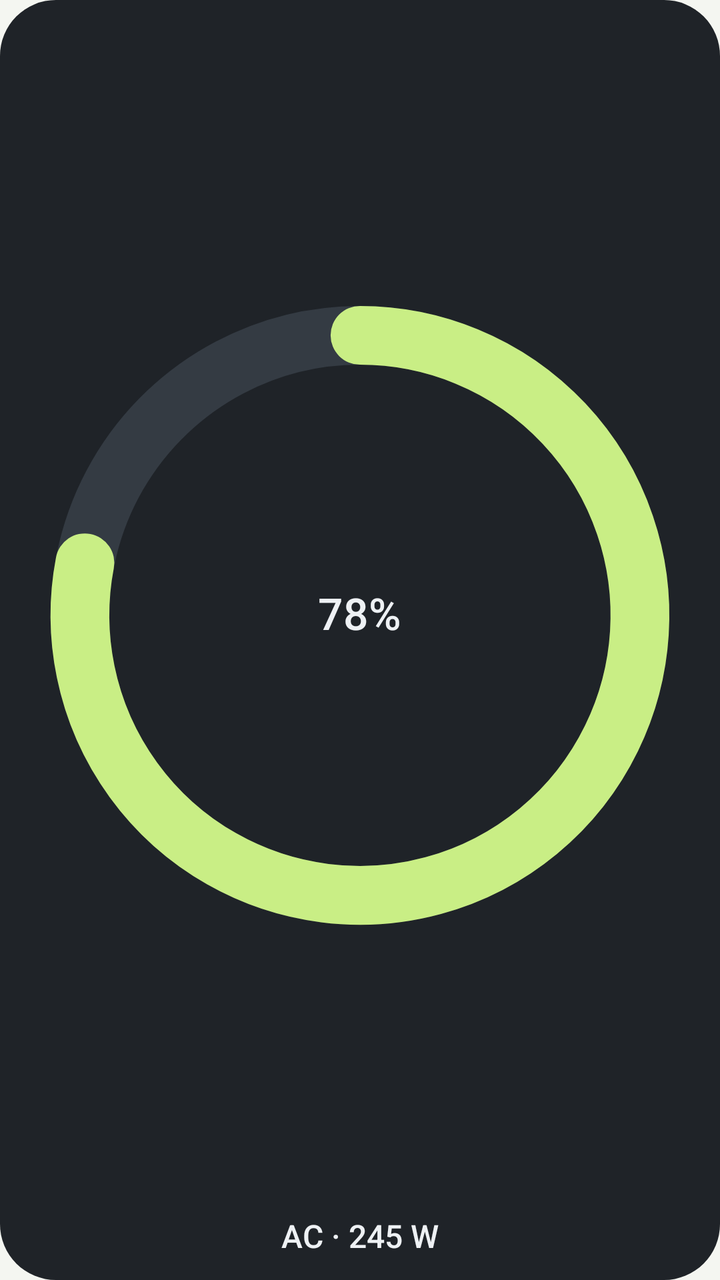
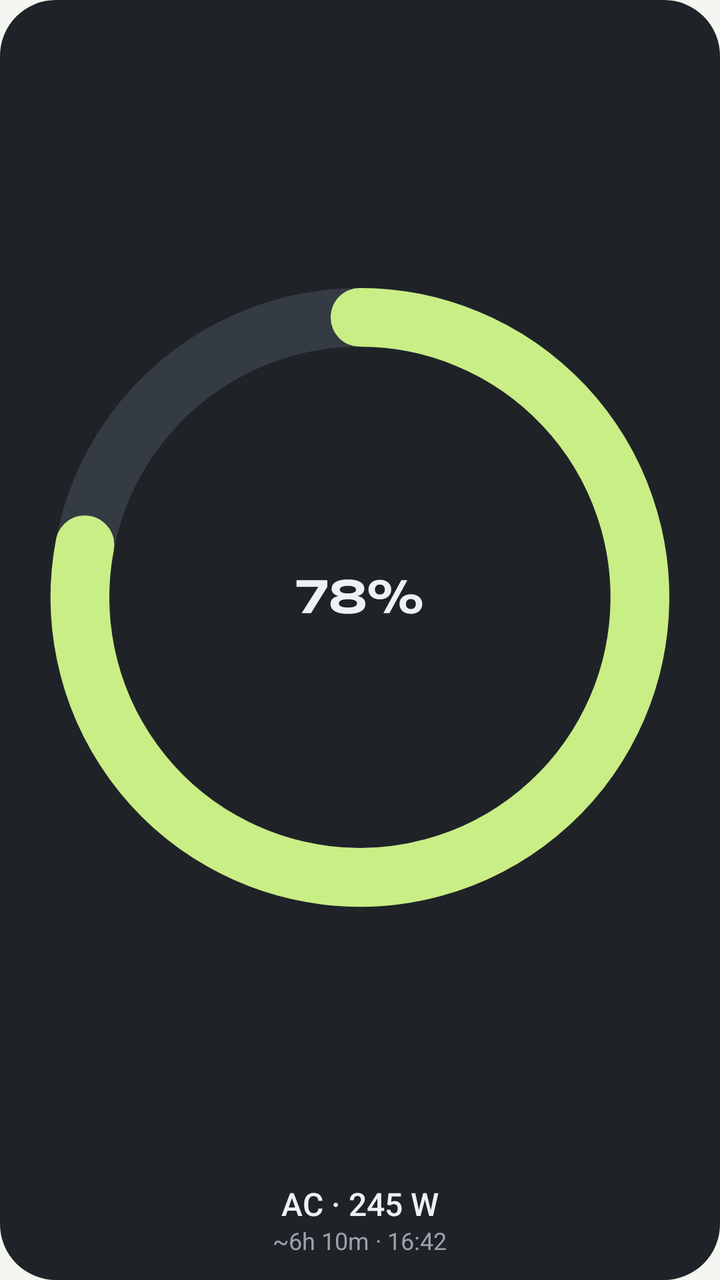

An Android layout rendered at two revisions. The XML below is the earlier revision; the diff shows what the commit changed to produce the second picture.
<!-- AndroidManifest.xml: application theme Theme.EcoWi -->
<!-- res/layout/widget_ring_preview.xml -->
<?xml version="1.0" encoding="utf-8"?>
<FrameLayout xmlns:android="http://schemas.android.com/apk/res/android"
    android:layout_width="match_parent"
    android:layout_height="match_parent">

    <ImageView
        android:layout_width="match_parent"
        android:layout_height="match_parent"
        android:importantForAccessibility="no"
        android:scaleType="fitXY"
        android:src="@drawable/w_bg_shape"
        android:tint="@color/ew_w_bg_dark" />

    <LinearLayout
        android:layout_width="match_parent"
        android:layout_height="match_parent"
        android:gravity="center_horizontal"
        android:orientation="vertical"
        android:padding="12dp">

        <FrameLayout
            android:layout_width="match_parent"
            android:layout_height="0dp"
            android:layout_weight="1">

            <ImageView
                android:layout_width="match_parent"
                android:layout_height="match_parent"
                android:importantForAccessibility="no"
                android:scaleType="fitCenter"
                android:src="@drawable/preview_ring" />

            <TextView
                style="@style/EW.Widget.Soc"
                android:layout_width="wrap_content"
                android:layout_height="wrap_content"
                android:layout_gravity="center"
                android:text="@string/preview_soc"
                android:textColor="@color/ew_w_text_dark" />
        </FrameLayout>

        <TextView
            style="@style/EW.Widget.LoadValue"
            android:layout_marginTop="6dp"
            android:text="@string/preview_load_ac"
            android:textColor="@color/ew_w_text_dark" />
    </LinearLayout>
</FrameLayout>
<!-- resources referenced by this layout -->
<resources>
  <color name="ew_w_bg_dark">@color/ew_wall_bottom</color>
  <color name="ew_w_text_dark">#FFEEF1F4</color>
  <!-- drawable w_bg_shape (drawable) -->
  <?xml version="1.0" encoding="utf-8"?>
  <shape xmlns:android="http://schemas.android.com/apk/res/android" android:shape="rectangle">
      <corners android:radius="@dimen/ew_widget_radius" />
      <solid android:color="#FFFFFFFF" />
  </shape>
  <string name="preview_load_ac">AC · 245 W</string>
  <string name="preview_soc" formatted="false">78%</string>
  <style name="EW.Widget.Soc" parent="">
          <item name="android:textColor">@color/ew_w_text_auto</item>
          <item name="android:textSize">22sp</item>
          <item name="android:fontFamily">sans-serif-medium</item>
          <item name="android:includeFontPadding">false</item>
          <item name="android:maxLines">1</item>
      </style>
  <style name="Theme.EcoWi" parent="android:Theme.Material.Light.NoActionBar">
          <item name="android:windowBackground">@color/ew_app_bg</item>
          <item name="android:statusBarColor">@android:color/transparent</item>
          <item name="android:navigationBarColor">@android:color/transparent</item>
      </style>
  <color name="ew_wall_bottom">#FF1F2328</color>
  <color name="ew_w_track_dark">#FF343B43</color>
  <color name="ew_batt_high_dark">@color/ew_neon_tube</color>
  <dimen name="ew_widget_radius">24dp</dimen>
  <color name="ew_w_text_auto">@color/ew_w_text_light</color>
  <color name="ew_app_bg">#FFF4F6F1</color>
  <color name="ew_neon_tube">#FFC9EE85</color>
  <color name="ew_w_text_light">#FF15181C</color>
  <!-- unchanged entries left out for length: 2 -->
</resources>

<!-- the commit's change to res/layout/widget_ring_preview.xml (unified diff, before → after) -->
@@ -14,7 +14,7 @@
     <LinearLayout
         android:layout_width="match_parent"
         android:layout_height="match_parent"
-        android:gravity="center_horizontal"
+        android:gravity="center"
         android:orientation="vertical"
         android:padding="12dp">
 
@@ -30,19 +30,29 @@
                 android:scaleType="fitCenter"
                 android:src="@drawable/preview_ring" />
 
-            <TextView
-                style="@style/EW.Widget.Soc"
+            <ImageView
                 android:layout_width="wrap_content"
                 android:layout_height="wrap_content"
                 android:layout_gravity="center"
-                android:text="@string/preview_soc"
-                android:textColor="@color/ew_w_text_dark" />
+                android:adjustViewBounds="true"
+                android:importantForAccessibility="no"
+                android:scaleType="fitCenter"
+                android:src="@drawable/preview_soc"
+                android:tint="@color/ew_w_text_dark" />
         </FrameLayout>
 
         <TextView
             style="@style/EW.Widget.LoadValue"
-            android:layout_marginTop="6dp"
+            android:layout_marginTop="8dp"
             android:text="@string/preview_load_ac"
             android:textColor="@color/ew_w_text_dark" />
+
+        <TextView
+            style="@style/EW.Widget.Caption"
+            android:layout_width="wrap_content"
+            android:layout_height="wrap_content"
+            android:layout_marginTop="2dp"
+            android:text="@string/preview_caption"
+            android:textColor="@color/ew_w_text2_dark" />
     </LinearLayout>
 </FrameLayout>
<!-- resource entries referenced after the edit -->
@@ -1,21 +1,29 @@
 <!-- resources referenced by this layout -->
 <resources>
   <color name="ew_w_bg_dark">@color/ew_wall_bottom</color>
+  <color name="ew_w_text2_dark">#FF9AA3AD</color>
   <color name="ew_w_text_dark">#FFEEF1F4</color>
+  <!-- drawable preview_soc (drawable) -->
+  <?xml version="1.0" encoding="utf-8"?>
+  <vector xmlns:android="http://schemas.android.com/apk/res/android"
+      android:width="63.71dp" android:height="27.28dp"
+      android:viewportWidth="2896" android:viewportHeight="1240">
+      <path android:fillColor="#FFFFFFFF" android:pathData="M128 995 542 343 541 396H12V245H713V396L341 995ZM1181 229Q1362 229 1458 285Q1554 341 1554 441Q1554 531 1469.5 577.5Q1385 624 1234 619V599Q1397 587 1488 635.5Q1579 684 1579 787Q1579 895 1477 953Q1375 1011 1181 1011Q989 1011 886.5 953Q784 895 784 787Q784 684 875 635.5Q966 587 1129 599V619Q978 624 893.5 577.5Q809 531 809 441Q809 341 905 285Q1001 229 1181 229ZM1181 866Q1282 866 1335 842Q1388 818 1388 772Q1388 725 1335 702.5Q1282 680 1181 680Q1080 680 1027.5 702.5Q975 725 975 772Q975 818 1027.5 842Q1080 866 1181 866ZM1181 546Q1241 546 1282.5 536.5Q1324 527 1345 508Q1366 489 1366 460Q1366 419 1318.5 396.5Q1271 374 1181 374Q1092 374 1044 396.5Q996 419 996 460Q996 489 1017.5 508Q1039 527 1080.5 536.5Q1122 546 1181 546ZM1907 682Q1830 682 1771.5 654Q1713 626 1680 575.5Q1647 525 1647 458Q1647 392 1680 342Q1713 292 1771.5 264Q1830 236 1907 236Q1985 236 2043 264Q2101 292 2134 342Q2167 392 2167 458Q2167 525 2134 575.5Q2101 626 2043 654Q1985 682 1907 682ZM1907 573Q1960 573 1990.5 542.5Q2021 512 2021 459Q2021 406 1991 375Q1961 344 1907 344Q1854 344 1824 375Q1794 406 1794 459Q1794 512 1824 542.5Q1854 573 1907 573ZM2612 1011Q2535 1011 2476.5 983Q2418 955 2385.5 904Q2353 853 2353 787Q2353 720 2385.5 670Q2418 620 2476.5 592Q2535 564 2612 564Q2690 564 2748 592Q2806 620 2839 670Q2872 720 2872 787Q2872 853 2839 904Q2806 955 2748 983Q2690 1011 2612 1011ZM2612 901Q2665 901 2695.5 871Q2726 841 2726 787Q2726 734 2696 703.5Q2666 673 2612 673Q2559 673 2529 703.5Q2499 734 2499 787Q2499 841 2529 871Q2559 901 2612 901ZM2395 245H2533L2125 995H1987Z" />
+  </vector>
   <!-- drawable w_bg_shape (drawable) -->
   <?xml version="1.0" encoding="utf-8"?>
   <shape xmlns:android="http://schemas.android.com/apk/res/android" android:shape="rectangle">
       <corners android:radius="@dimen/ew_widget_radius" />
       <solid android:color="#FFFFFFFF" />
   </shape>
+  <string name="preview_caption">~6h 10m · 16:42</string>
   <string name="preview_load_ac">AC · 245 W</string>
-  <string name="preview_soc" formatted="false">78%</string>
-  <style name="EW.Widget.Soc" parent="">
-          <item name="android:textColor">@color/ew_w_text_auto</item>
-          <item name="android:textSize">22sp</item>
-          <item name="android:fontFamily">sans-serif-medium</item>
+  <style name="EW.Widget.Caption" parent="">
+          <item name="android:textColor">@color/ew_w_text2_auto</item>
+          <item name="android:textSize">12sp</item>
+          <item name="android:maxLines">1</item>
+          <item name="android:ellipsize">end</item>
           <item name="android:includeFontPadding">false</item>
-          <item name="android:maxLines">1</item>
       </style>
   <style name="Theme.EcoWi" parent="android:Theme.Material.Light.NoActionBar">
           <item name="android:windowBackground">@color/ew_app_bg</item>
@@ -26,9 +34,11 @@
   <color name="ew_w_track_dark">#FF343B43</color>
   <color name="ew_batt_high_dark">@color/ew_neon_tube</color>
   <dimen name="ew_widget_radius">24dp</dimen>
+  <color name="ew_w_text2_auto">@color/ew_w_text2_light</color>
   <color name="ew_w_text_auto">@color/ew_w_text_light</color>
   <color name="ew_app_bg">#FFF4F6F1</color>
   <color name="ew_neon_tube">#FFC9EE85</color>
+  <color name="ew_w_text2_light">#FF5D6670</color>
   <color name="ew_w_text_light">#FF15181C</color>
   <!-- unchanged entries left out for length: 2 -->
 </resources>
